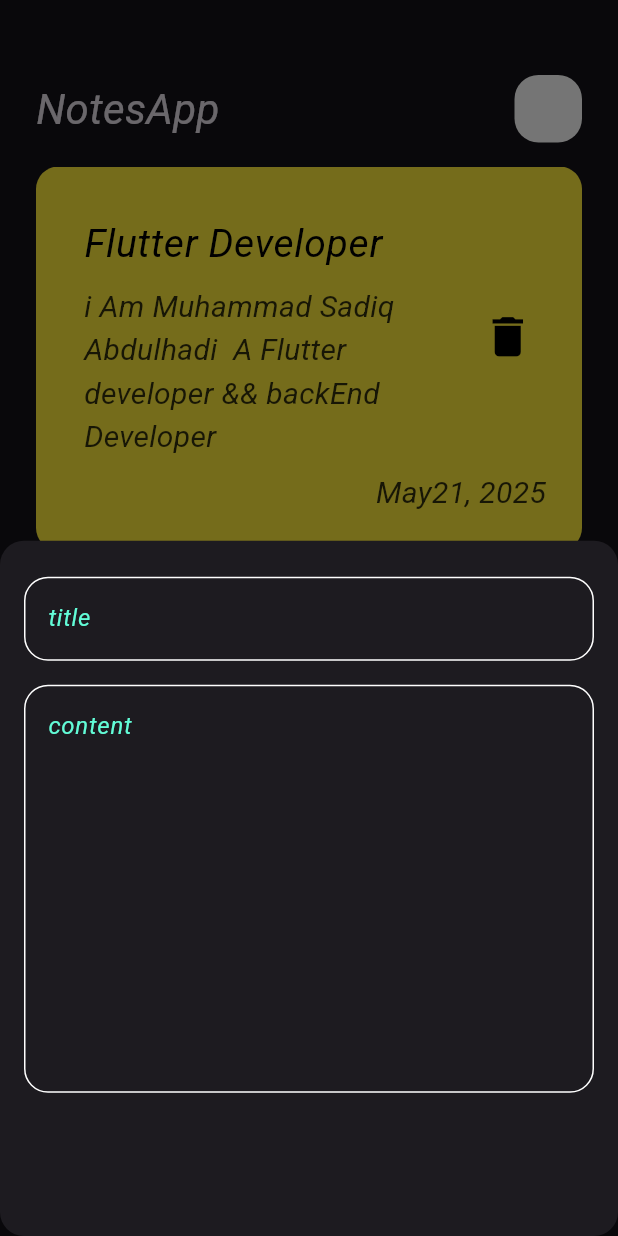
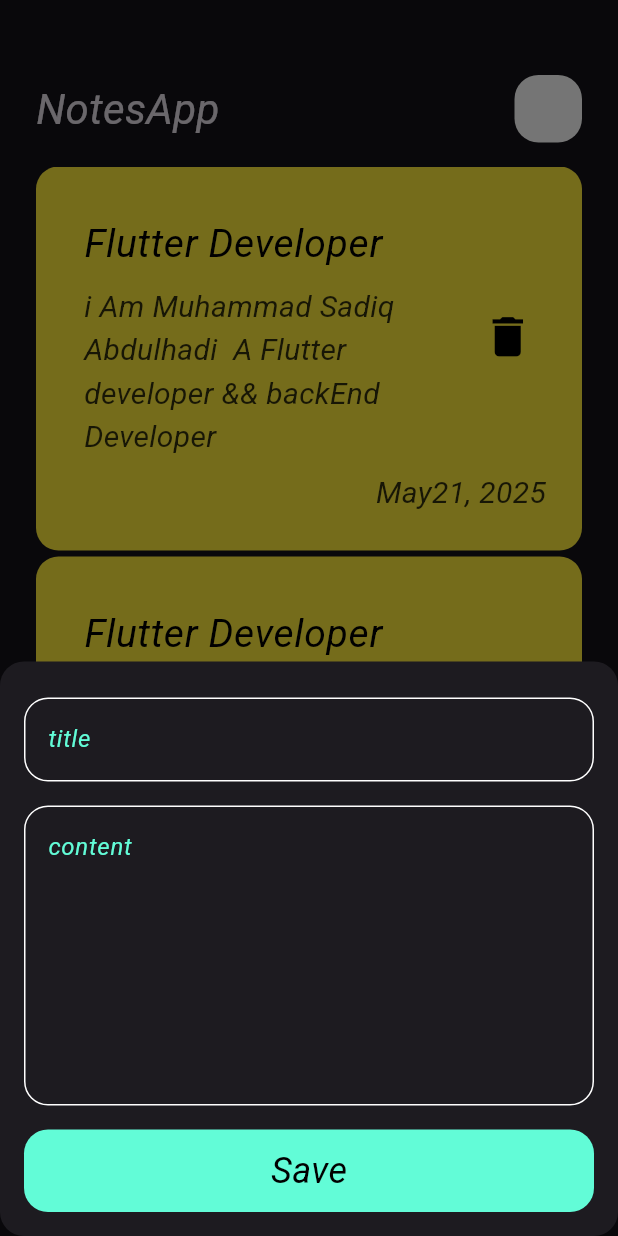
Before and after one commit to mohamedseedk908/NotesApp, a Flutter app: the screen it shows after launch, after a tap on the "add" icon, on a phone screen of 412 x 824 dp. Run offline on Flutter 3.47's test engine with Material 3 defaults, Android fonts, the phone set to English and light mode, and no system bars.

Commit message:
Finish Add Note Bottom Sheet

```diff
--- a/lib/views/widgets/add_notes_button_sheet.dart
+++ b/lib/views/widgets/add_notes_button_sheet.dart
@@ -1,4 +1,5 @@
 import 'package:flutter/material.dart';
+import 'package:notes/views/constants.dart';
 import 'package:notes/views/widgets/custom_text_field.dart';
 
 class AddNotesButtonSheet extends StatelessWidget {
@@ -8,16 +9,53 @@ class AddNotesButtonSheet extends StatelessWidget {
   Widget build(BuildContext context) {
     return Padding(
       padding: const EdgeInsets.symmetric(horizontal: 16.0),
+      child: SingleChildScrollView(
         child: Column(
           children: [
             SizedBox(
               height: 24,
             ),
-          CustomTextField(hint: "title",),
-          SizedBox(height: 16,),
-          CustomTextField(hint: "content",maxLines: 10,),
+            CustomTextField(
+              hint: "title",
+            ),
+            SizedBox(
+              height: 16,
+            ),
+            CustomTextField(
+              hint: "content",
+              maxLines: 7,
+            ),
+            SizedBox(
+              height: 16,
+            ),
+            CustomButton(),
+            SizedBox(
+              height: 16,
+            ),
           ],
+        ),
       ),
     );
   }
 }
+
+class CustomButton extends StatelessWidget {
+  const CustomButton({super.key});
+
+  @override
+  Widget build(BuildContext context) {
+    return Container(
+      width: MediaQuery.of(context).size.width,
+      height: 55,
+      decoration: BoxDecoration(
+          color: ConstantsColors.kPrimaryColors,
+          borderRadius: BorderRadius.circular(16)),
+      child: Center(
+        child: Text(
+          "Save",
+          style: TextStyle(color: Colors.black, fontSize: 24),
+        ),
+      ),
+    );
+  }
+}
--- a/lib/views/widgets/notes_view_body.dart
+++ b/lib/views/widgets/notes_view_body.dart
@@ -1,5 +1,4 @@
 import 'package:flutter/material.dart';
-import 'package:notes/views/widgets/create_custom_notes_item.dart';
 import 'package:notes/views/widgets/custom_app_bar.dart';
 import 'package:notes/views/widgets/notes_list_view.dart';
 
```
Lines whose indentation alone changed are shown as unchanged.
